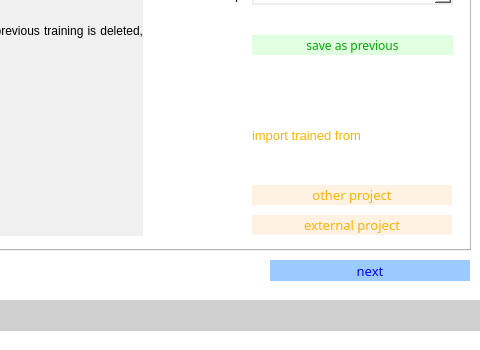
The window that marissa/gui/designs/gui_project_train.ui (DSV-CUB/MARISSA) describes before a commit, drawn with Qt 5; both pictures show x 800 to 1280 and y 370 to 720 of the 1280 by 720 pixel window.
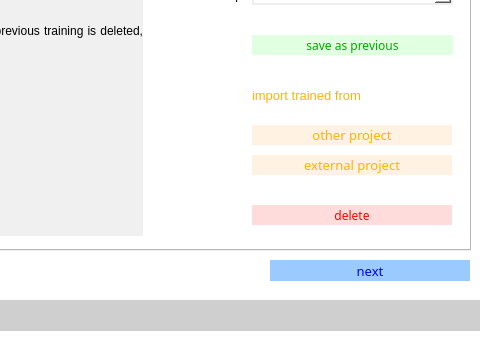
The same window after the commit. The open tabs and pages were chosen to show the change.

Diff of the .ui file:
```diff
--- a/marissa/gui/designs/gui_project_train.ui
+++ b/marissa/gui/designs/gui_project_train.ui
@@ -204,7 +204,7 @@
       <property name="geometry">
        <rect>
         <x>1040</x>
-        <y>450</y>
+        <y>410</y>
         <width>200</width>
         <height>20</height>
        </rect>
@@ -226,7 +226,7 @@
       <property name="geometry">
        <rect>
         <x>1040</x>
-        <y>540</y>
+        <y>480</y>
         <width>200</width>
         <height>20</height>
        </rect>
@@ -270,7 +270,7 @@
       <property name="geometry">
        <rect>
         <x>1040</x>
-        <y>510</y>
+        <y>450</y>
         <width>200</width>
         <height>20</height>
        </rect>
@@ -310,6 +310,49 @@
        <string>other project</string>
       </property>
      </widget>
+     <widget class="QPushButton" name="btn_icon_delete_standardize">
+      <property name="geometry">
+       <rect>
+        <x>1040</x>
+        <y>530</y>
+        <width>200</width>
+        <height>20</height>
+       </rect>
+      </property>
+      <property name="font">
+       <font>
+        <family>Arial Nova</family>
+        <weight>50</weight>
+        <bold>false</bold>
+       </font>
+      </property>
+      <property name="styleSheet">
+       <string notr="true">QPushButton
+{
+color:rgb(255, 0, 0);
+background-color: rgb(255, 220, 220);
+border: 0px;
+}
+
+QPushButton::pressed
+{
+color:rgb(255, 0, 0);
+background-color: rgb(255, 220, 220);
+border: 0px;
+}
+
+QPushButton::hover
+{
+color:rgb(255, 220, 220);
+background-color: rgb(255, 0, 0);
+border: 0px;
+font-weight: bold;
+}</string>
+      </property>
+      <property name="text">
+       <string>delete</string>
+      </property>
+     </widget>
     </widget>
     <widget class="QWidget" name="tab_data">
      <attribute name="title">
```
Left out of the diff: 2 changed lines with no effect on the pictures.
